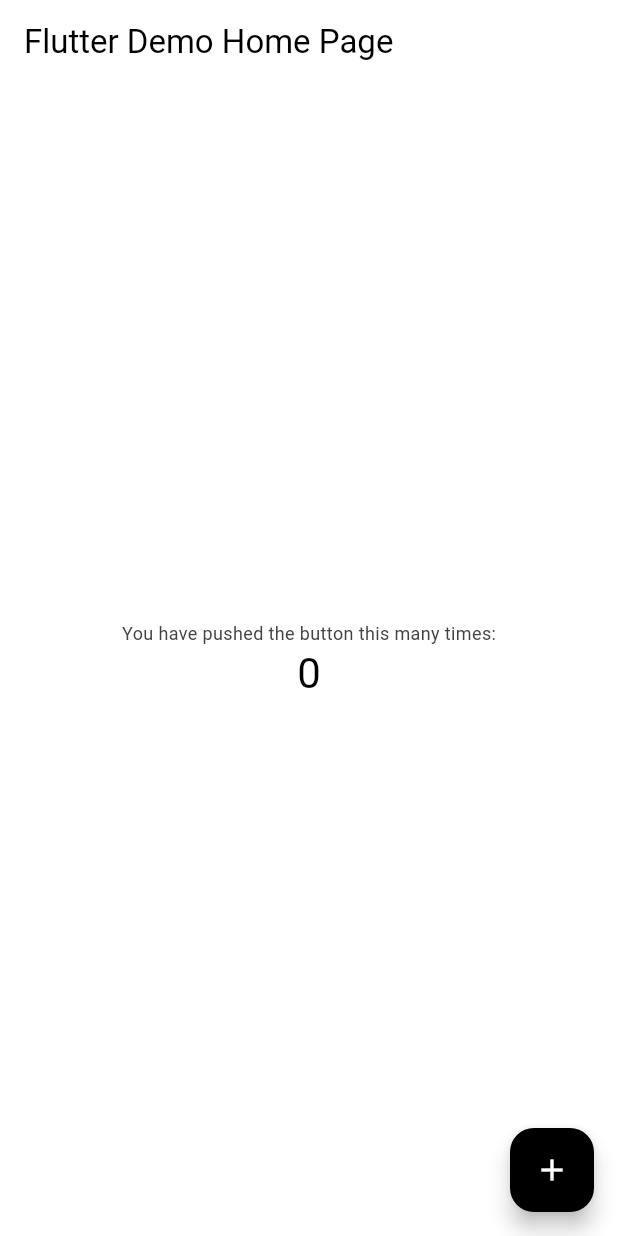
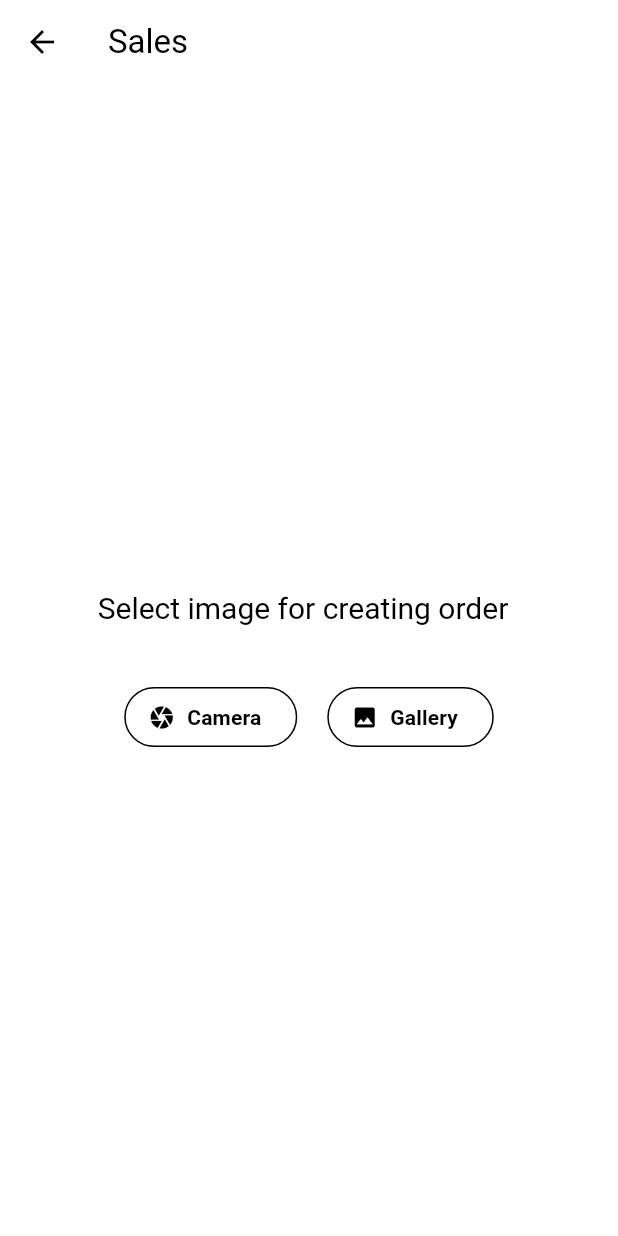
Before and after one commit to JaisPiyush/festo-flutter, a Flutter app: the screen it shows after launch, on a phone screen of 412 x 824 dp. Run offline on Flutter 3.47's test engine with Material 3 defaults, Android fonts, the phone set to English and light mode, and no system bars; our stand-ins replace dio, equatable, firebase_core, firebase_storage, flutter_bloc, image_picker; accounts and stored records are empty.

Commit message:
feat: added bounding_box_widget, file_upload_widget

```diff
--- /dev/null
+++ b/lib/api/client.dart
@@ -0,0 +1,10 @@
+import 'package:dio/dio.dart';
+
+class ApiClient {
+  late Dio client;
+
+  ApiClient(String baseUrl, {Map<String, dynamic>? headers}) {
+    client = Dio(BaseOptions(
+        baseUrl: baseUrl, contentType: 'application/json', headers: headers));
+  }
+}
--- a/lib/main.dart
+++ b/lib/main.dart
@@ -1,8 +1,17 @@
+import 'dart:io';
+
+import 'package:festo_app/api/client.dart';
+import 'package:festo_app/secrets.dart' as secrets;
+import 'package:festo_app/views/sales_billing/sales_billing_view.dart';
+import 'package:festo_app/views/vision_search/vision_search_view.dart';
+import 'package:festo_app/views/widgets/bouding_box.dart';
 import 'package:flutter/material.dart';
 import 'package:firebase_core/firebase_core.dart';
+import 'package:flutter_bloc/flutter_bloc.dart';
 import 'firebase_options.dart';
 
 Future<void> main() async {
+  WidgetsFlutterBinding.ensureInitialized();
   await Firebase.initializeApp(
     options: DefaultFirebaseOptions.currentPlatform,
   );
@@ -13,7 +22,11 @@
   const MyApp({super.key});
   @override
   Widget build(BuildContext context) {
-    return MaterialApp(
+    return RepositoryProvider(
+        create: (context) => ApiClient(secrets.BASE_API_URL, headers: {
+              HttpHeaders.authorizationHeader: secrets.SELLER_AUTH_TOKEN
+            }),
+        child: MaterialApp(
           title: 'Flutter Demo',
           theme: ThemeData(
             primaryColor: Colors.black,
@@ -33,17 +46,25 @@
             ),
             textTheme: TextTheme(
               displayLarge: const TextStyle(
-              color: Colors.black, fontSize: 32, fontWeight: FontWeight.bold),
+                  color: Colors.black,
+                  fontSize: 32,
+                  fontWeight: FontWeight.bold),
               displayMedium: const TextStyle(
-              color: Colors.black, fontSize: 20, fontWeight: FontWeight.bold),
+                  color: Colors.black,
+                  fontSize: 20,
+                  fontWeight: FontWeight.bold),
               displaySmall: const TextStyle(
-              color: Colors.black, fontSize: 16, fontWeight: FontWeight.bold),
+                  color: Colors.black,
+                  fontSize: 16,
+                  fontWeight: FontWeight.bold),
               titleMedium: TextStyle(color: Colors.grey[700], fontSize: 16),
               titleSmall: TextStyle(color: Colors.grey[600], fontSize: 14),
               bodyLarge: const TextStyle(color: Colors.black, fontSize: 14),
               bodyMedium: TextStyle(color: Colors.grey[800], fontSize: 12),
               labelLarge: const TextStyle(
-              color: Colors.white, fontSize: 14, fontWeight: FontWeight.bold),
+                  color: Colors.white,
+                  fontSize: 14,
+                  fontWeight: FontWeight.bold),
               bodySmall: TextStyle(color: Colors.grey[600], fontSize: 12),
               labelSmall: TextStyle(color: Colors.grey[500], fontSize: 10),
             ),
@@ -58,8 +79,8 @@
               color: Colors.black,
             ),
           ),
-      home: const MyHomePage(title: 'Flutter Demo Home Page'),
-    );
+          home: SalesBillingView(),
+        ));
   }
 }
 
@@ -116,32 +137,44 @@
       body: Center(
           // Center is a layout widget. It takes a single child and positions it
           // in the middle of the parent.
-        child: Column(
-          // Column is also a layout widget. It takes a list of children and
-          // arranges them vertically. By default, it sizes itself to fit its
-          // children horizontally, and tries to be as tall as its parent.
-          //
-          // Column has various properties to control how it sizes itself and
-          // how it positions its children. Here we use mainAxisAlignment to
-          // center the children vertically; the main axis here is the vertical
-          // axis because Columns are vertical (the cross axis would be
-          // horizontal).
-          //
-          // TRY THIS: Invoke "debug painting" (choose the "Toggle Debug Paint"
-          // action in the IDE, or press "p" in the console), to see the
-          // wireframe for each widget.
-          mainAxisAlignment: MainAxisAlignment.center,
-          children: <Widget>[
-            const Text(
-              'You have pushed the button this many times:',
+          child: VisionSearchView(
+              sourceImageUrl:
+                  "https://storage.googleapis.com/vyser-product-database/maggi-2-minute-noodles/20240517_131238.png",
+              onNextClick: (context) {},
+              getProductCardWidget: (context, sourceImageUrl, resultIndex,
+                  result, matchingCatalogItems,
+                  [selectedCatalogItem]) {
+                return Card(
+                  child: Stack(
+                    children: [
+                      Column(
+                        children: [
+                          Expanded(
+                            child: BoundingBoxWidget(
+                                imageUrl: sourceImageUrl,
+                                boundingPoly: result.bounding_poly),
                           ),
-            Text(
-              '$_counter',
-              style: Theme.of(context).textTheme.headlineMedium,
+                          ListTile(
+                            title: Text(
+                              "Maggie 2 minutes instant noodles",
+                              style: Theme.of(context).textTheme.bodySmall,
                             ),
+                          )
                         ],
                       ),
+                      IconButton(
+                        onPressed: () {},
+                        icon: Icon(
+                          Icons.close,
+                          color: Colors.white,
                         ),
+                        style:
+                            IconButton.styleFrom(backgroundColor: Colors.red),
+                      )
+                    ],
+                  ),
+                );
+              })),
       floatingActionButton: FloatingActionButton(
         onPressed: _incrementCounter,
         tooltip: 'Increment',
--- a/lib/models/vision_search/vision_product_search_grouped_result.dart
+++ b/lib/models/vision_search/vision_product_search_grouped_result.dart
@@ -1,5 +1,5 @@
 import 'package:festo_app/models/vision_search/normalized_vertex.dart';
-import 'package:festo_app/models/vision_search/vision_search_product_info.dart';
+import 'package:festo_app/models/vision_search/vision_search_product_info_with_score.dart';
 import 'package:json_annotation/json_annotation.dart';
 
 part 'vision_product_search_grouped_result.g.dart';
@@ -7,7 +7,7 @@
 @JsonSerializable()
 class VisionProductSearchGroupedResult {
   final BoundingPoly bounding_poly;
-  final List<VisionSearchProductInfo> results;
+  final List<VisionSearchProductInfoWithScore> results;
 
   const VisionProductSearchGroupedResult(this.bounding_poly, this.results);
 
--- a/lib/models/vision_search/vision_search_product_info.dart
+++ b/lib/models/vision_search/vision_search_product_info.dart
@@ -8,7 +8,7 @@
   final String product_id;
   final String display_name;
   final String? product_category;
-  final Map<String, dynamic>? product_labels;
+  final List<Map<String, dynamic>>? product_labels;
 
   const VisionSearchProductInfo(
       {required this.name,
--- /dev/null
+++ b/lib/routes.dart
@@ -0,0 +1 @@
+class AppRoutes {}
--- /dev/null
+++ b/lib/views/sales_billing/sales_billing_view.dart
@@ -0,0 +1,31 @@
+import 'package:festo_app/views/widgets/image_picker_widget.dart';
+import 'package:flutter/material.dart';
+
+class SalesBillingView extends StatefulWidget {
+  const SalesBillingView({super.key});
+
+  @override
+  State<SalesBillingView> createState() => _SalesBillingViewState();
+}
+
+class _SalesBillingViewState extends State<SalesBillingView> {
+  @override
+  Widget build(BuildContext context) {
+    return SafeArea(
+      child: Scaffold(
+        appBar: AppBar(
+          title: const Text('Sales'),
+          backgroundColor: Colors.white,
+          leading:
+              IconButton(onPressed: () {}, icon: const Icon(Icons.arrow_back)),
+        ),
+        body: Center(
+          child: ImagePickerWidget(
+            title: 'Select image for creating order',
+            onImagePick: (image) {},
+          ),
+        ),
+      ),
+    );
+  }
+}
--- /dev/null
+++ b/lib/views/widgets/image_picker_widget.dart
@@ -0,0 +1,76 @@
+import 'package:flutter/material.dart';
+import 'package:image_picker/image_picker.dart';
+
+class ImagePickerWidget extends StatelessWidget {
+  final String title;
+  final String? subtitle;
+  final void Function(XFile? image) onImagePick;
+  const ImagePickerWidget(
+      {super.key,
+      required this.title,
+      required this.onImagePick,
+      this.subtitle});
+
+  Future<XFile?> _pickImage(ImageSource source) async {
+    final imagePicker = ImagePicker();
+    return await imagePicker.pickImage(source: source);
+  }
+
+  Future<void> _pickImageAndCallOnImagePick(ImageSource source) async {
+    final image = await _pickImage(source);
+    onImagePick(image);
+  }
+
+  @override
+  Widget build(BuildContext context) {
+    final theme = Theme.of(context);
+
+    return LayoutBuilder(builder: (context, constraints) {
+      return Column(
+        mainAxisSize: MainAxisSize.min,
+        children: [
+          ListTile(
+            title: Center(
+                child: Text(
+              title,
+              style: theme.textTheme.displayMedium!
+                  .copyWith(fontWeight: FontWeight.normal),
+            )),
+            subtitle: subtitle != null
+                ? Center(
+                    child: Text(
+                    subtitle!,
+                  ))
+                : null,
+          ),
+          const SizedBox(
+            height: 20,
+          ),
+          Row(
+            mainAxisSize: MainAxisSize.max,
+            mainAxisAlignment: MainAxisAlignment.center,
+            children: [
+              OutlinedButton.icon(
+                  onPressed: () {
+                    _pickImageAndCallOnImagePick(ImageSource.camera);
+                  },
+                  icon: const Icon(Icons.camera),
+                  label: const Text(
+                    'Camera',
+                  )),
+              const SizedBox(
+                width: 20,
+              ),
+              OutlinedButton.icon(
+                  onPressed: () {
+                    _pickImageAndCallOnImagePick(ImageSource.gallery);
+                  },
+                  icon: const Icon(Icons.image),
+                  label: const Text('Gallery')),
+            ],
+          )
+        ],
+      );
+    });
+  }
+}
--- a/pubspec.yaml
+++ b/pubspec.yaml
@@ -44,6 +44,9 @@
   uuid: ^4.3.3
   firebase_storage: ^11.6.9
   json_annotation: ^4.9.0
+  flutter_svg: ^2.0.10+1
+  image_picker: ^1.0.8
+  path: ^1.8.3
 
 dev_dependencies:
   flutter_test:
```
Also changed, not shown: lib/api/catalog_item.dart (added, +14 -0 lines), lib/bloc/file_upload/file_upload_cubit.dart (added, +8 -0 lines), lib/bloc/sales_billing/sales_billing.state.dart (added, +20 -0 lines), lib/bloc/vision_search/vision_search.bloc.dart (added, +55 -0 lines), lib/bloc/vision_search/vision_search.cubit.dart (added, +48 -0 lines), lib/bloc/vision_search/vision_search.event.dart (added, +18 -0 lines), lib/bloc/vision_search/vision_search.state.dart (added, +38 -0 lines), lib/services/storage.service.dart (added, +34 -0 lines), lib/views/vision_search/vision_search_view.dart (added, +109 -0 lines), lib/views/widgets/bouding_box.dart (added, +51 -0 lines), lib/views/widgets/file_upload_view.dart (added, +85 -0 lines), lib/models/vision_search/vision_product_search_grouped_result.g.dart, lib/models/vision_search/vision_search_product_info.g.dart, pubspec.lock, 1 other file. Lines whose indentation alone changed are shown as unchanged.
